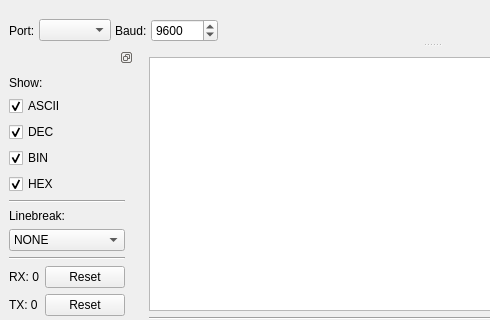
aul12/SerialToolbox, file Res/main.ui: the form before one commit; both pictures show x 0 to 490 and y 0 to 320 of the 863 by 618 pixel window.
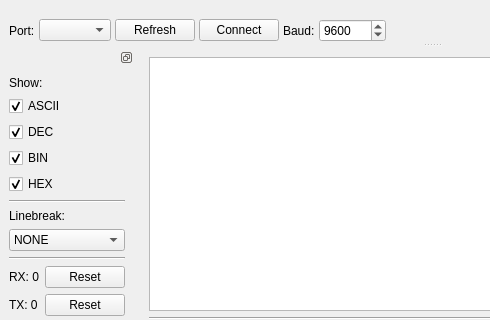
The form after the commit.

```diff
--- a/Res/main.ui
+++ b/Res/main.ui
@@ -195,6 +195,20 @@
        <item>
         <widget class="QComboBox" name="portCombo"/>
        </item>
+       <item>
+        <widget class="QPushButton" name="refreshButton">
+         <property name="text">
+          <string>Refresh</string>
+         </property>
+        </widget>
+       </item>
+       <item>
+        <widget class="QPushButton" name="connectButton">
+         <property name="text">
+          <string>Connect</string>
+         </property>
+        </widget>
+       </item>
        <item>
         <widget class="QLabel" name="baudLabel">
          <property name="text">
```
